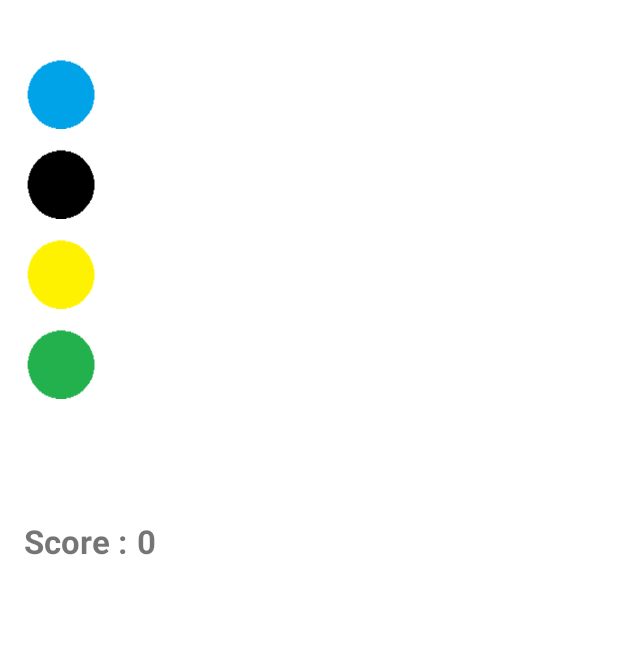
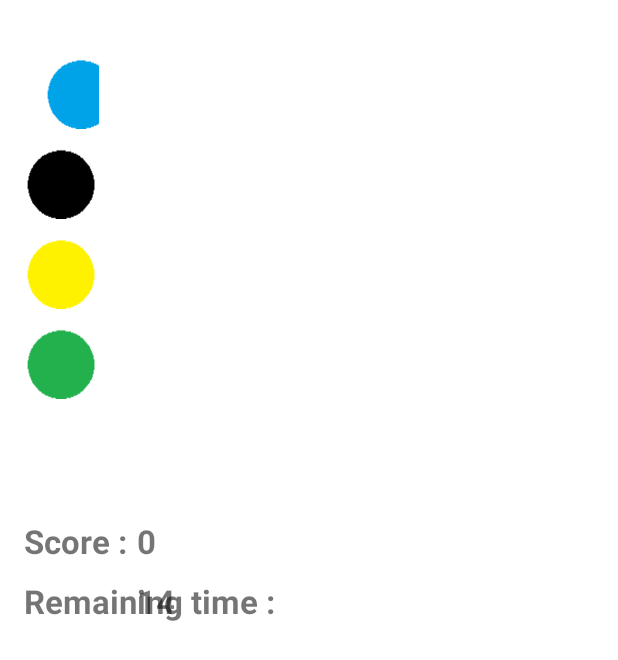
Before and after one commit to nyoany/games, an Android app: the screen it shows after launch (MainActivity), after a tap on "PLAY", on a phone screen of 412 x 824 dp. Shown: the top 660 px of the screen. Run offline under Robolectric (Android 15) with nearby library versions, the phone set to English and light mode, and no system bars; 3 other taps on this screen came first.

Commit message:
updates pages

```diff
--- a/MovingSquares/app/src/main/java/l00lgamescommunity/movingsquares/MainActivity.java
+++ b/MovingSquares/app/src/main/java/l00lgamescommunity/movingsquares/MainActivity.java
@@ -1,6 +1,7 @@
 package l00lgamescommunity.movingsquares;
 
 import android.app.Activity;
+import android.os.CountDownTimer;
 import android.support.v7.app.AppCompatActivity;
 import android.os.Bundle;
 import android.view.Menu;
@@ -54,9 +55,10 @@ public class MainActivity extends Activity {
 
                     case MotionEvent.ACTION_DOWN:
 
-
                     case MotionEvent.ACTION_UP:
                         blueImage.setVisibility(View.INVISIBLE);
+                        blueImage.setX(0);
+                        blueImage.setVisibility(View.VISIBLE);
                         score = score + 20;
                         updateScore();
                         break;
@@ -97,7 +99,6 @@ public class MainActivity extends Activity {
                 switch (eventAction) {
 
                     case MotionEvent.ACTION_DOWN:
-
 
                     case MotionEvent.ACTION_UP:
                         yellowImage.setVisibility(View.INVISIBLE);
@@ -155,12 +156,25 @@ public class MainActivity extends Activity {
     {
         TextView scoreDisplay = (TextView) findViewById(R.id.scoreId);
         scoreDisplay.setText("0");
+        running = true;
+        new CountDownTimer(15000, 1000) {
 
-        while (running)
-        {
+            public void onTick(long millisUntilFinished) {
+                ((TextView)findViewById(R.id.timerId)).setText(String.format("%d", millisUntilFinished / 1000));
+            }
 
+            public void onFinish() {
+                ((TextView)findViewById(R.id.timerId)).setText("0");
+                running = false;
+            }
+        }.start();
 
-        }
+        int x = 20;
+
+            final ImageView blueImage = (ImageView) findViewById(R.id.blue);
+            blueImage.setX(x);
+            x = x+20;
+
 
     }
 }
--- a/MovingSquares/app/src/main/java/l00lgamescommunity/movingsquares/MovingSquareStartActivity.java
+++ b/MovingSquares/app/src/main/java/l00lgamescommunity/movingsquares/MovingSquareStartActivity.java
@@ -8,6 +8,10 @@ import android.view.MenuItem;
 import android.view.MotionEvent;
 import android.view.View;
 import android.widget.Button;
+import android.widget.CheckBox;
+
+import java.util.ArrayList;
+import java.util.List;
 
 public class MovingSquareStartActivity extends AppCompatActivity {
 
@@ -16,6 +20,7 @@ public class MovingSquareStartActivity extends AppCompatActivity {
         super.onCreate(savedInstanceState);
         setContentView(R.layout.activity_moving_square_start);
         addListenerOnButton();
+        addListenerOnCheckboxes();
     }
 
     @Override
@@ -47,12 +52,53 @@ public class MovingSquareStartActivity extends AppCompatActivity {
 
                 Intent gameStart = new Intent(MovingSquareStartActivity.this, MainActivity.class);
                 startActivity(gameStart);
+            }
+        });
+    }
 
+    public void addListenerOnCheckboxes()
+    {
+        CheckBox easyCheck = (CheckBox) findViewById(R.id.easyCheck);
+        CheckBox mediumCheck = (CheckBox) findViewById(R.id.mediumCheck);
+        CheckBox hardCheck = (CheckBox) findViewById(R.id.expertCheck);
+
+        easyCheck.setChecked(true);
+        easyCheck.setOnClickListener(new View.OnClickListener() {
+            @Override
+            public void onClick(View arg0) {
+                unCheckOthers(R.id.easyCheck);
             }
-
         });
 
+        mediumCheck.setOnClickListener(new View.OnClickListener() {
+            @Override
+            public void onClick(View arg0) {
+                unCheckOthers(R.id.mediumCheck);
+            }
+        });
+
+        hardCheck.setOnClickListener(new View.OnClickListener() {
+            @Override
+            public void onClick(View arg0) {
+                unCheckOthers(R.id.expertCheck);
+            }
+        });
     }
 
+    private void unCheckOthers(int selectedID)
+    {
+        List<CheckBox> checkboxes = new ArrayList<>();
+        checkboxes.add((CheckBox) findViewById(R.id.easyCheck));
+        checkboxes.add((CheckBox) findViewById(R.id.mediumCheck));
+        checkboxes.add((CheckBox) findViewById(R.id.expertCheck));
+
+        for(CheckBox check : checkboxes)
+        {
+            if(check.isSelected() && check.getId()!= selectedID)
+            {
+                check.setChecked(false);
+            }
+        }
+    }
 
 }
--- a/MovingSquares/app/src/main/res/layout/activity_main.xml
+++ b/MovingSquares/app/src/main/res/layout/activity_main.xml
@@ -65,4 +65,20 @@
         android:layout_marginLeft="75dp"
         android:textStyle="bold"
         android:textSize="22dp" />
+
+    <TextView
+        android:layout_width="match_parent"
+        android:layout_height="40dp"
+        android:layout_marginTop="370dp"
+        android:textStyle="bold"
+        android:textSize="22dp"
+        android:text="@string/time"/>
+    <TextView
+        android:id="@+id/timerId"
+        android:layout_width="match_parent"
+        android:layout_height="40dp"
+        android:layout_marginTop="370dp"
+        android:layout_marginLeft="75dp"
+        android:textStyle="bold"
+        android:textSize="22dp" />
 </RelativeLayout>
--- a/MovingSquares/app/src/main/res/layout/activity_moving_square_start.xml
+++ b/MovingSquares/app/src/main/res/layout/activity_moving_square_start.xml
@@ -24,7 +24,7 @@
         android:layout_width="fill_parent"
         android:layout_height="fill_parent"
         android:text="@string/welcome"
-        android:layout_marginLeft="30dp"
+        android:layout_marginLeft="1dp"
         android:textStyle="bold"
         android:textColor="#000"
         android:textSize="23dp"/>
@@ -51,7 +51,6 @@
         android:layout_width="wrap_content"
         android:layout_height="wrap_content"
         android:text="@string/easy"
-        android:checked="true"
         android:textStyle="bold"
         android:textColor="#ff4040"
         android:textSize="18dp"/>
--- a/MovingSquares/app/src/main/res/values/strings.xml
+++ b/MovingSquares/app/src/main/res/values/strings.xml
@@ -9,5 +9,6 @@
     <string name="medium">Needs improvement</string>
     <string name="expert">Expert</string>
     <string name="score">Score :</string>
+    <string name="time">Remaining time :</string>
 
 </resources>
```
Also changed, not shown: 1 other file.
